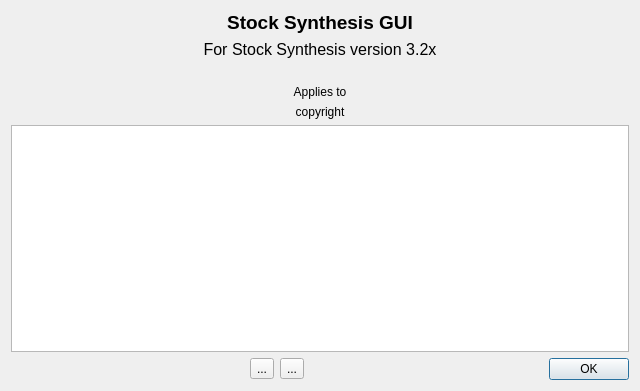
The window that src/dialog_about_gui.ui (nmfs-ost/ss3-ssi) describes before a commit, drawn with Qt 5.
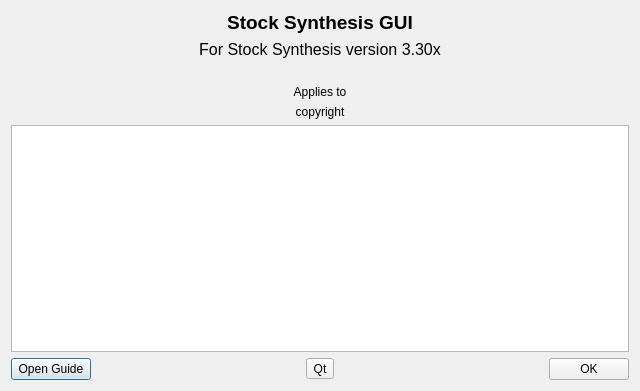
The same window after the commit. Icons and pictures are not drawn.

Patch:
```diff
--- a/src/dialog_about_gui.ui
+++ b/src/dialog_about_gui.ui
@@ -32,7 +32,7 @@
      <item>
       <widget class="QLabel" name="label_ver">
        <property name="text">
-        <string>&lt;html&gt;&lt;head/&gt;&lt;body&gt;&lt;p&gt;&lt;span style=&quot; font-size:12pt;&quot;&gt;For Stock Synthesis version 3.2x&lt;/span&gt;&lt;/p&gt;&lt;/body&gt;&lt;/html&gt;</string>
+        <string>&lt;html&gt;&lt;head/&gt;&lt;body&gt;&lt;p&gt;&lt;span style=&quot; font-size:12pt;&quot;&gt;For Stock Synthesis version 3.30x&lt;/span&gt;&lt;/p&gt;&lt;/body&gt;&lt;/html&gt;</string>
        </property>
        <property name="textFormat">
         <enum>Qt::RichText</enum>
@@ -169,6 +169,13 @@
      </item>
      <item>
       <layout class="QHBoxLayout" name="horizontalLayout">
+       <item>
+        <widget class="QPushButton" name="pushButton_userGuide">
+         <property name="text">
+          <string>Open Guide</string>
+         </property>
+        </widget>
+       </item>
        <item>
         <spacer name="horizontalSpacer_left">
          <property name="orientation">
@@ -182,29 +189,6 @@
          </property>
         </spacer>
        </item>
-       <item>
-        <widget class="QToolButton" name="toolButton_aboutSS">
-         <property name="toolTip">
-          <string>About Stock Synthesis</string>
-         </property>
-         <property name="whatsThis">
-          <string>Link to About SS</string>
-         </property>
-         <property name="text">
-          <string>...</string>
-         </property>
-         <property name="icon">
-          <iconset resource="stock_synth.qrc">
-           <normaloff>:/icons/StockSynth_icon_128.png</normaloff>:/icons/StockSynth_icon_128.png</iconset>
-         </property>
-         <property name="iconSize">
-          <size>
-           <width>32</width>
-           <height>32</height>
-          </size>
-         </property>
-        </widget>
-       </item>
        <item>
         <widget class="QToolButton" name="toolButton_aboutQt">
          <property name="toolTip">
@@ -214,7 +198,7 @@
           <string>Link to About Qt</string>
          </property>
          <property name="text">
-          <string>...</string>
+          <string>Qt</string>
          </property>
          <property name="icon">
           <iconset resource="stock_synth.qrc">
```
Left out of the diff: 20 changed lines with no effect on the pictures.
